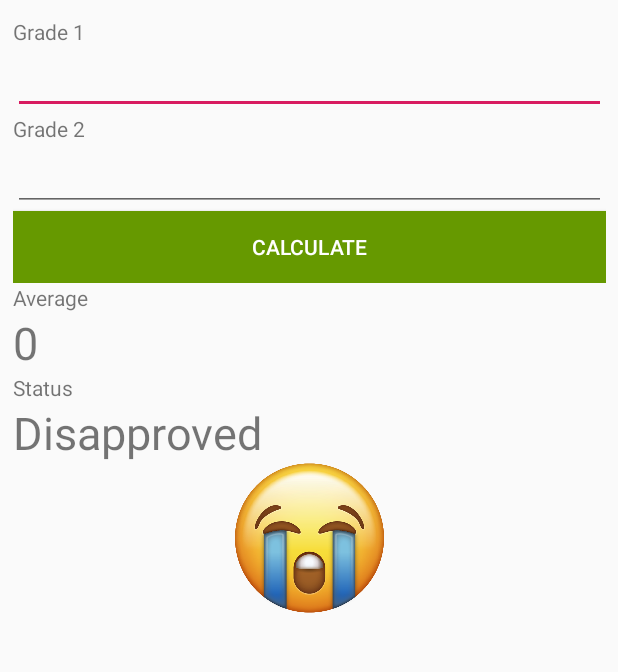
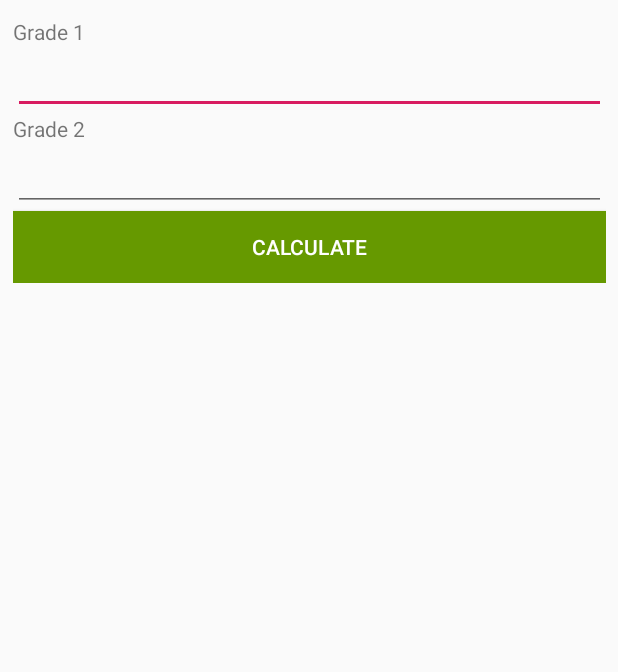
Before and after one commit to RamonPaiva/Android-Studio-M-dulo-02-Interfaces, an Android app: the screen it shows after launch (MainActivity), on a phone screen of 412 x 824 dp, the part 90-762 px from its top. Run offline under Robolectric (Android 15) with nearby library versions, the phone set to English and light mode, and no system bars.

Commit message:
M02A10 – Tornando Conteúdo Oculto

```diff
--- a/app/src/main/java/com/example/escola/MainActivity.java
+++ b/app/src/main/java/com/example/escola/MainActivity.java
@@ -30,9 +30,7 @@ public class MainActivity extends AppCompatActivity {
         layResult = findViewById(R.id.layResult);
         imgSit =  findViewById(R.id.imgSit);
 
-
-
-
+        layResult.setVisibility(View.INVISIBLE);
     }
 
     public void calcular(View view) {
@@ -46,6 +44,7 @@ public class MainActivity extends AppCompatActivity {
             edtN2.setError(getString(R.string.msgErro));
         }
         if (ok) {
+            layResult.setVisibility(View.VISIBLE);
             // fazendo a media
             float n1 = Float.parseFloat(edtN1.getText().toString());
             float n2 = Float.parseFloat(edtN2.getText().toString());
@@ -74,6 +73,7 @@ public class MainActivity extends AppCompatActivity {
                 Toast.makeText(getApplicationContext(), getString(R.string.strMsgAp), Toast.LENGTH_LONG).show();
                 imgSit.setImageResource(R.drawable.emojiaprovado);
             }
+
         }
     }
 }
--- a/app/src/main/res/layout/activity_main.xml
+++ b/app/src/main/res/layout/activity_main.xml
@@ -120,6 +120,7 @@
                 android:id="@+id/imgSit"
                 android:layout_width="match_parent"
                 android:layout_height="100dp"
+                android:contentDescription="@string/strSit"
                 app:srcCompat="@drawable/emojireprovado" />
         </LinearLayout>
     </LinearLayout>
```
